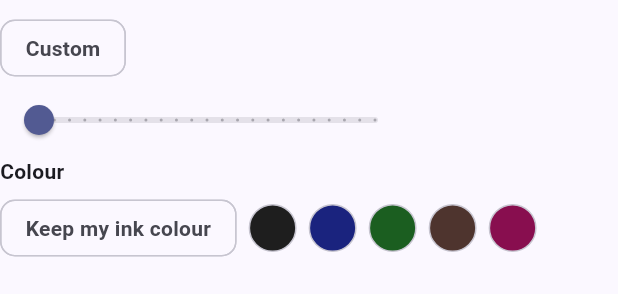
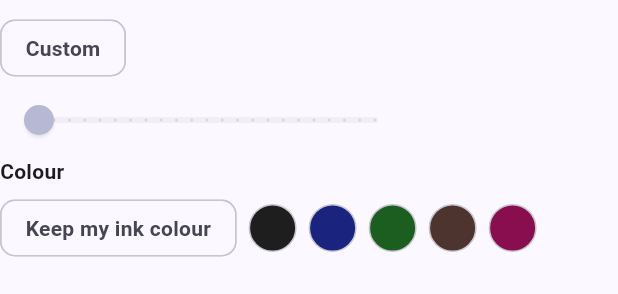
Before and after one commit to MalekBaghdadi/NeatInk, a Flutter app: the ConvertStyleControls widget shown alone on an empty page, opened directly with empty values, on a phone screen of 412 x 824 dp. Shown: the part 192-486 px from the top of the screen. Run offline on Flutter 3.47's test engine with Material 3 defaults, Android fonts, the phone set to English and light mode, and no system bars; our stand-ins replace file_picker, flutter_riverpod, share_plus, shared_preferences; missing offline and left inert: pdfrx, perfect_freehand; accounts and stored records are empty; statements that could not run were skipped; project files that could hold a hidden picture were left out.

Commit message:
Typed text: dim the size slider unless Custom is chosen
The slider only applies to the Custom size, but it looked active with
Even size and Match my handwriting too. It is dimmed now and still
answers a drag, which switches to Custom as before.

Co-Authored-By: Claude Opus 5.5 <noreply@anthropic.com>
Claude-Session: https://claude.ai/code/session_016ZnJhgaKV8Z6uxJeFegPoY

```diff
--- a/lib/features/editor/integrations/convert/convert_style_controls.dart
+++ b/lib/features/editor/integrations/convert/convert_style_controls.dart
@@ -109,7 +109,13 @@ class ConvertStyleControls extends StatelessWidget {
             ),
           ],
         ),
-        SizedBox(
+        // Dimmed unless Custom is chosen, since only Custom uses it. It still
+        // answers a drag, which switches to Custom.
+        AnimatedOpacity(
+          key: const ValueKey('convert-size-slider-fade'),
+          opacity: custom ? 1 : 0.4,
+          duration: const Duration(milliseconds: 150),
+          child: SizedBox(
             width: 320,
             child: Row(
               children: [
@@ -134,6 +140,7 @@ class ConvertStyleControls extends StatelessWidget {
                   ),
                 ),
               ],
+            ),
           ),
         ),
         Text('Colour', style: label),
```
Also changed, not shown: 1 other file. Lines whose indentation alone changed are shown as unchanged.
